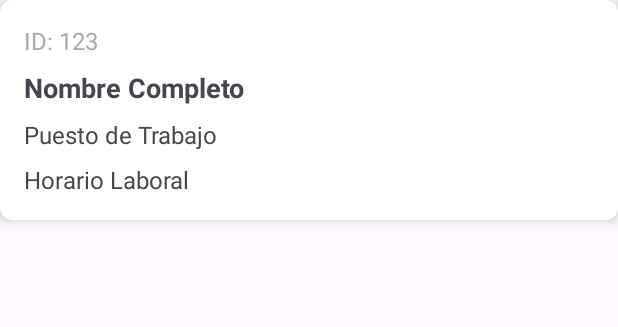
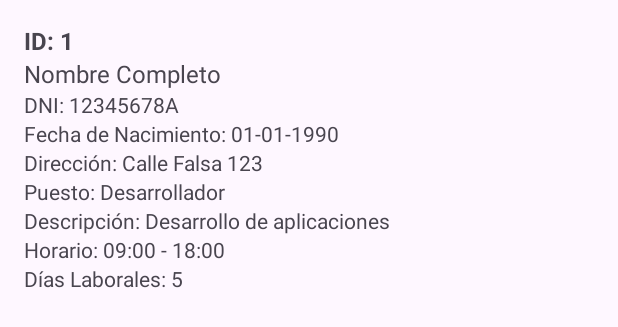
Before and after one commit to dacoder91/Proyecto.Actividad2, an Android app: the layout item_empleado.xml on its own in the app's theme, with its tools: preview values and no code run, on a phone screen of 412 x 824 dp. Shown: the top 327 px of the screen. Run offline under Robolectric (Android 15) with nearby library versions, the phone set to English and light mode, and no system bars.

Commit message:
Version final
Versión a entregar de la actividad 2

```diff
--- a/Actividad2/app/src/main/java/com/example/actividad2/EmpleadoAdapter.java
+++ b/Actividad2/app/src/main/java/com/example/actividad2/EmpleadoAdapter.java
@@ -6,7 +6,10 @@ import android.view.ViewGroup;
 import android.widget.TextView;
 import androidx.annotation.NonNull;
 import androidx.recyclerview.widget.RecyclerView;
+
+import java.text.SimpleDateFormat;
 import java.util.List;
+import java.util.Locale;
 
 public class EmpleadoAdapter extends RecyclerView.Adapter<EmpleadoAdapter.EmpleadoViewHolder> {
 
@@ -34,12 +37,29 @@ public class EmpleadoAdapter extends RecyclerView.Adapter<EmpleadoAdapter.Emplea
         String nombreCompleto = empleado.getNombre() + " " + empleado.getPrimerApellido() + " " + empleado.getSegundoApellido();
         holder.txtNombreCompleto.setText(nombreCompleto);
 
+        // Mostrar el DNI
+        holder.txtDni.setText("DNI: " + empleado.getDni());
+
+        // Mostrar la fecha de nacimiento
+        SimpleDateFormat sdf = new SimpleDateFormat("dd-MM-yyyy", Locale.getDefault());
+        String fechaNacimiento = sdf.format(empleado.getFechaNacimiento());
+        holder.txtFechaNacimiento.setText("Fecha de Nacimiento: " + fechaNacimiento);
+
+        // Mostrar la dirección
+        holder.txtDireccion.setText("Dirección: " + empleado.getDireccion());
+
         // Mostrar el puesto de trabajo
-        holder.txtPuesto.setText(empleado.getPuestoDeTrabajo().getNombre());
+        holder.txtPuesto.setText("Puesto: " + empleado.getPuestoDeTrabajo().getNombre());
+
+        // Mostrar la descripción del puesto
+        holder.txtDescripcionPuesto.setText("Descripción: " + empleado.getPuestoDeTrabajo().getDescripcion());
 
         // Mostrar el horario laboral
-        String horario = empleado.getHorarioLaboral().getHorarioEntrada() + " - " + empleado.getHorarioLaboral().getHorarioSalida();
+        String horario = "Horario: " + empleado.getHorarioLaboral().getHorarioEntrada() + " - " + empleado.getHorarioLaboral().getHorarioSalida();
         holder.txtHorario.setText(horario);
+
+        // Mostrar los días laborales
+        holder.txtDiasLaborales.setText("Días Laborales: " + empleado.getHorarioLaboral().getDiasLaborales());
     }
 
     @Override
@@ -48,14 +68,19 @@ public class EmpleadoAdapter extends RecyclerView.Adapter<EmpleadoAdapter.Emplea
     }
 
     public static class EmpleadoViewHolder extends RecyclerView.ViewHolder {
-        TextView txtId, txtNombreCompleto, txtPuesto, txtHorario;
+        TextView txtId, txtNombreCompleto, txtDni, txtFechaNacimiento, txtDireccion, txtPuesto, txtDescripcionPuesto, txtHorario, txtDiasLaborales;
 
         public EmpleadoViewHolder(@NonNull View itemView) {
             super(itemView);
-            txtId = itemView.findViewById(R.id.txtId); // Nuevo TextView para el ID
+            txtId = itemView.findViewById(R.id.txtId);
             txtNombreCompleto = itemView.findViewById(R.id.txtNombreCompleto);
+            txtDni = itemView.findViewById(R.id.txtDni);
+            txtFechaNacimiento = itemView.findViewById(R.id.txtFechaNacimiento);
+            txtDireccion = itemView.findViewById(R.id.txtDireccion);
             txtPuesto = itemView.findViewById(R.id.txtPuesto);
+            txtDescripcionPuesto = itemView.findViewById(R.id.txtDescripcionPuesto);
             txtHorario = itemView.findViewById(R.id.txtHorario);
+            txtDiasLaborales = itemView.findViewById(R.id.txtDiasLaborales);
         }
     }
 }
--- a/Actividad2/app/src/main/res/layout/item_empleado.xml
+++ b/Actividad2/app/src/main/res/layout/item_empleado.xml
@@ -1,55 +1,72 @@
 <?xml version="1.0" encoding="utf-8"?>
-<androidx.cardview.widget.CardView xmlns:android="http://schemas.android.com/apk/res/android"
-    xmlns:app="http://schemas.android.com/apk/res-auto"
-    android:layout_width="match_parent"
-    android:layout_height="wrap_content"
-    android:layout_marginBottom="8dp"
-    app:cardElevation="4dp"
-    app:cardCornerRadius="8dp">
-
-    <LinearLayout
+<LinearLayout xmlns:android="http://schemas.android.com/apk/res/android"
     android:layout_width="match_parent"
     android:layout_height="wrap_content"
     android:orientation="vertical"
     android:padding="16dp">
 
-        <!-- ID del empleado -->
     <TextView
         android:id="@+id/txtId"
         android:layout_width="wrap_content"
         android:layout_height="wrap_content"
-            android:text="ID: 123"
+        android:text="ID: 1"
         android:textSize="16sp"
-            android:textColor="@android:color/darker_gray" />
+        android:textStyle="bold" />
 
-        <!-- Nombre completo del empleado -->
     <TextView
         android:id="@+id/txtNombreCompleto"
         android:layout_width="wrap_content"
         android:layout_height="wrap_content"
         android:text="Nombre Completo"
-            android:textSize="18sp"
-            android:textStyle="bold"
-            android:layout_marginTop="8dp" />
+        android:textSize="16sp" />
 
-        <!-- Puesto de trabajo -->
+    <TextView
+        android:id="@+id/txtDni"
+        android:layout_width="wrap_content"
+        android:layout_height="wrap_content"
+        android:text="DNI: 12345678A"
+        android:textSize="14sp" />
+
+    <TextView
+        android:id="@+id/txtFechaNacimiento"
+        android:layout_width="wrap_content"
+        android:layout_height="wrap_content"
+        android:text="Fecha de Nacimiento: 01-01-1990"
+        android:textSize="14sp" />
+
+    <TextView
+        android:id="@+id/txtDireccion"
+        android:layout_width="wrap_content"
+        android:layout_height="wrap_content"
+        android:text="Dirección: Calle Falsa 123"
+        android:textSize="14sp" />
+
     <TextView
         android:id="@+id/txtPuesto"
         android:layout_width="wrap_content"
         android:layout_height="wrap_content"
-            android:text="Puesto de Trabajo"
-            android:textSize="16sp"
-            android:layout_marginTop="8dp" />
+        android:text="Puesto: Desarrollador"
+        android:textSize="14sp" />
 
-        <!-- Horario laboral -->
+    <TextView
+        android:id="@+id/txtDescripcionPuesto"
+        android:layout_width="wrap_content"
+        android:layout_height="wrap_content"
+        android:text="Descripción: Desarrollo de aplicaciones"
+        android:textSize="14sp" />
+
     <TextView
         android:id="@+id/txtHorario"
         android:layout_width="wrap_content"
         android:layout_height="wrap_content"
-            android:text="Horario Laboral"
-            android:textSize="16sp"
-            android:layout_marginTop="8dp" />
+        android:text="Horario: 09:00 - 18:00"
+        android:textSize="14sp" />
+
+    <TextView
+        android:id="@+id/txtDiasLaborales"
+        android:layout_width="wrap_content"
+        android:layout_height="wrap_content"
+        android:text="Días Laborales: 5"
+        android:textSize="14sp" />
 
 </LinearLayout>
-
-</androidx.cardview.widget.CardView>
--- a/Actividad2/gradle/libs.versions.toml
+++ b/Actividad2/gradle/libs.versions.toml
@@ -1,5 +1,5 @@
 [versions]
-agp = "8.7.2"
+agp = "8.7.3"
 junit = "4.13.2"
 junitVersion = "1.2.1"
 espressoCore = "3.6.1"
```
Lines whose indentation alone changed are shown as unchanged.
